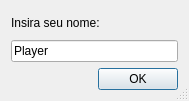
Above: Napoleao/Interface/escreve_nome.ui from gianricardo/prog3 before the change. Below: the same form after it.
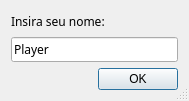
That is the form after the change.

```diff
--- a/Napoleao/Interface/escreve_nome.ui
+++ b/Napoleao/Interface/escreve_nome.ui
@@ -19,6 +19,11 @@
   <layout class="QGridLayout" name="gridLayout">
    <item row="1" column="0">
     <widget class="QLineEdit" name="e_insira_nome">
+     <property name="font">
+      <font>
+       <family>MathJax_Typewriter</family>
+      </font>
+     </property>
      <property name="text">
       <string>Player</string>
      </property>
@@ -39,6 +44,11 @@
    </item>
    <item row="0" column="0">
     <widget class="QLabel" name="l_insira_nome">
+     <property name="font">
+      <font>
+       <family>MathJax_Typewriter</family>
+      </font>
+     </property>
      <property name="text">
       <string>Insira seu nome:</string>
      </property>
```
Left out of the diff: 2 changed lines with no effect on the pictures.
